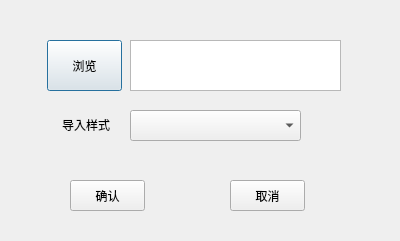
Old version of the form importbookdialog.ui in the repository hclspring/AssetTableManager.
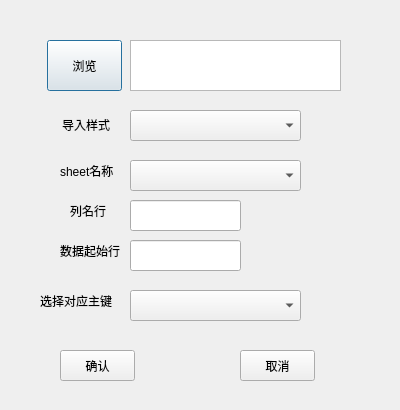
New version of the form.

Diff of the .ui file:
```diff
--- a/importbookdialog.ui
+++ b/importbookdialog.ui
@@ -7,7 +7,7 @@
     <x>0</x>
     <y>0</y>
     <width>400</width>
-    <height>241</height>
+    <height>410</height>
    </rect>
   </property>
   <property name="windowTitle">
@@ -29,8 +29,8 @@
   <widget class="QPushButton" name="confirmButton">
    <property name="geometry">
     <rect>
-     <x>70</x>
-     <y>180</y>
+     <x>60</x>
+     <y>350</y>
      <width>75</width>
      <height>31</height>
     </rect>
@@ -42,8 +42,8 @@
   <widget class="QPushButton" name="cancelButton">
    <property name="geometry">
     <rect>
-     <x>230</x>
-     <y>180</y>
+     <x>240</x>
+     <y>350</y>
      <width>75</width>
      <height>31</height>
     </rect>
@@ -85,6 +85,98 @@
     </rect>
    </property>
   </widget>
+  <widget class="QLabel" name="sheetNameLabel">
+   <property name="geometry">
+    <rect>
+     <x>60</x>
+     <y>160</y>
+     <width>61</width>
+     <height>21</height>
+    </rect>
+   </property>
+   <property name="text">
+    <string>sheet名称</string>
+   </property>
+  </widget>
+  <widget class="QLabel" name="columnNameRowLabel">
+   <property name="geometry">
+    <rect>
+     <x>70</x>
+     <y>200</y>
+     <width>51</width>
+     <height>21</height>
+    </rect>
+   </property>
+   <property name="text">
+    <string>列名行</string>
+   </property>
+  </widget>
+  <widget class="QLabel" name="dataStartRowLabel">
+   <property name="geometry">
+    <rect>
+     <x>60</x>
+     <y>240</y>
+     <width>61</width>
+     <height>21</height>
+    </rect>
+   </property>
+   <property name="text">
+    <string>数据起始行</string>
+   </property>
+  </widget>
+  <widget class="QComboBox" name="sheetNameComboBox">
+   <property name="geometry">
+    <rect>
+     <x>130</x>
+     <y>160</y>
+     <width>171</width>
+     <height>31</height>
+    </rect>
+   </property>
+  </widget>
+  <widget class="QLineEdit" name="columnNameRowLineEdit">
+   <property name="geometry">
+    <rect>
+     <x>130</x>
+     <y>200</y>
+     <width>111</width>
+     <height>31</height>
+    </rect>
+   </property>
+  </widget>
+  <widget class="QLineEdit" name="dataStartRowLineEdit">
+   <property name="geometry">
+    <rect>
+     <x>130</x>
+     <y>240</y>
+     <width>111</width>
+     <height>31</height>
+    </rect>
+   </property>
+  </widget>
+  <widget class="QLabel" name="primaryKeyLabel">
+   <property name="geometry">
+    <rect>
+     <x>40</x>
+     <y>290</y>
+     <width>81</width>
+     <height>21</height>
+    </rect>
+   </property>
+   <property name="text">
+    <string>选择对应主键</string>
+   </property>
+  </widget>
+  <widget class="QComboBox" name="primaryKeyComboBox">
+   <property name="geometry">
+    <rect>
+     <x>130</x>
+     <y>290</y>
+     <width>171</width>
+     <height>31</height>
+    </rect>
+   </property>
+  </widget>
  </widget>
  <resources/>
  <connections/>
```
